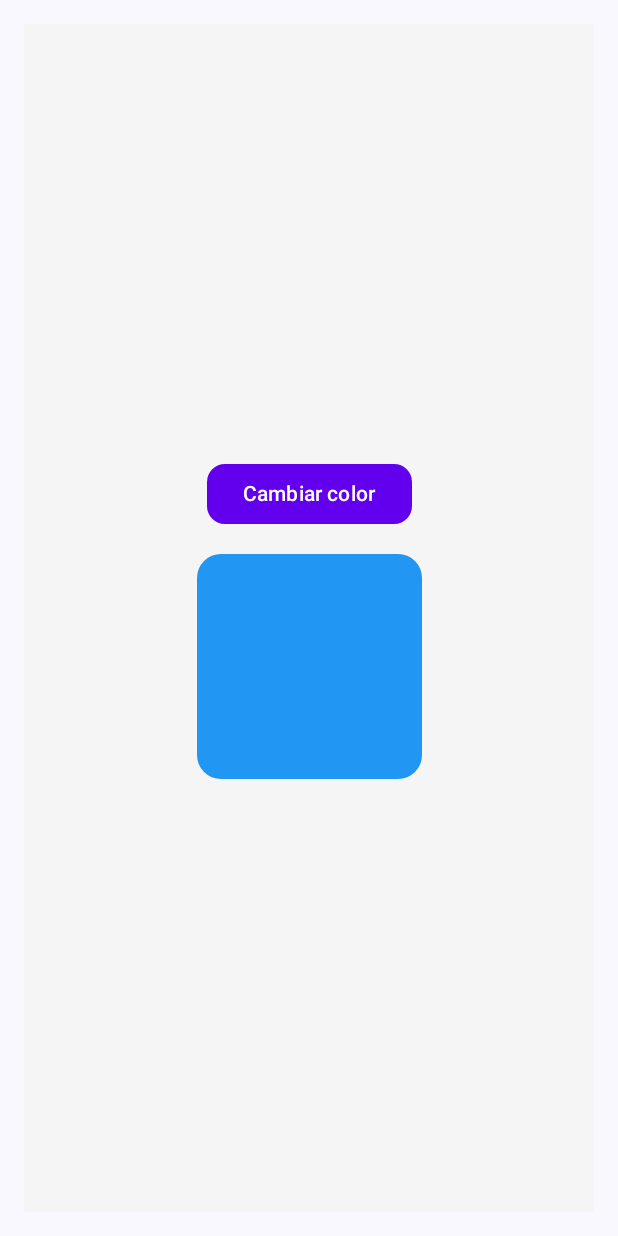
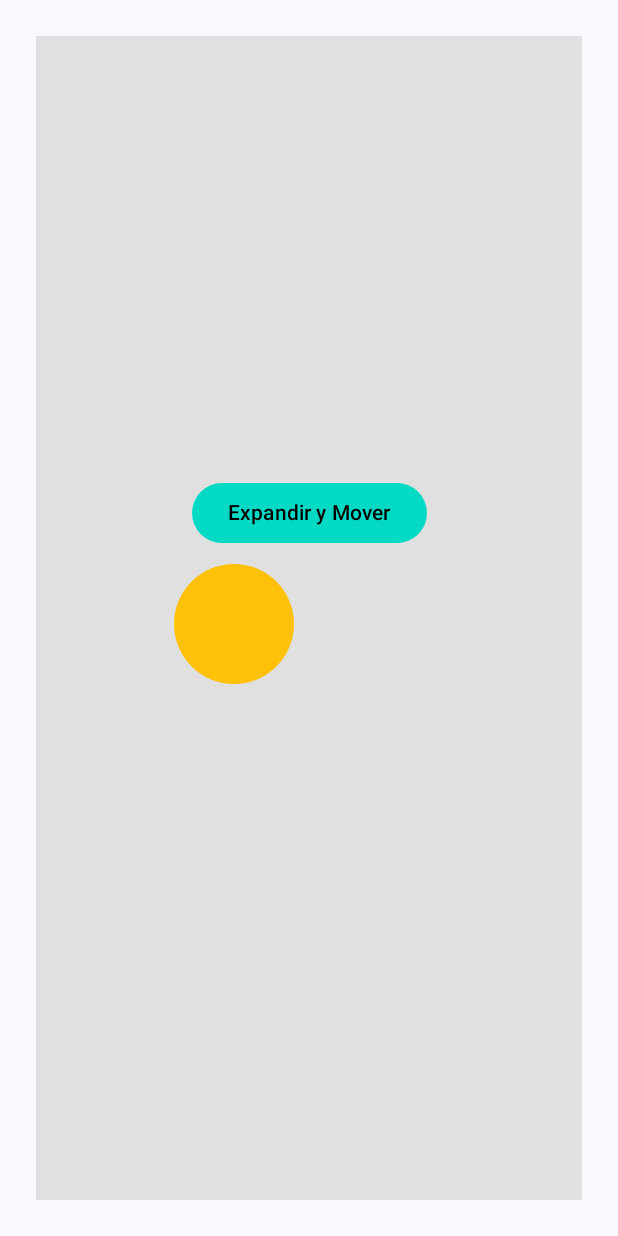
Before and after one commit to JossGab/Lab-13-PM, an Android app built with Jetpack Compose: the screen it shows after launch (MainActivity), on a phone screen of 412 x 824 dp. Run offline under Robolectric (Android 15) with nearby library versions, the phone set to English and light mode, and no system bars.

Commit message:
AnimateDp

```diff
--- /dev/null
+++ b/app/src/main/java/com/example/lab13/AnimateDpAsState.kt
@@ -0,0 +1,62 @@
+package com.example.lab13
+
+import androidx.compose.animation.core.Spring
+import androidx.compose.animation.core.animateDpAsState
+import androidx.compose.animation.core.spring
+import androidx.compose.foundation.background
+import androidx.compose.foundation.layout.*
+import androidx.compose.foundation.shape.CircleShape
+import androidx.compose.foundation.shape.RoundedCornerShape
+import androidx.compose.material3.Button
+import androidx.compose.material3.ButtonDefaults
+import androidx.compose.material3.Surface
+import androidx.compose.material3.Text
+import androidx.compose.runtime.*
+import androidx.compose.ui.Alignment
+import androidx.compose.ui.Modifier
+import androidx.compose.ui.graphics.Color
+import androidx.compose.ui.unit.dp
+@Composable
+fun AnimateDp() {
+    var isExpanded by remember { mutableStateOf(false) }
+    // Animar el tamaño del círculo
+    val circleDiameter by animateDpAsState(
+        targetValue = if (isExpanded) 180.dp else 80.dp,
+        animationSpec = spring(dampingRatio = Spring.DampingRatioLowBouncy),
+        label = "Circle Size Animation"
+    )
+    val offset by animateDpAsState(
+        targetValue = if (isExpanded) 100.dp else (-50).dp,
+        animationSpec = spring(dampingRatio = Spring.DampingRatioLowBouncy),
+        label = "Offset Animation"
+    )
+    Surface(
+        modifier = Modifier
+            .fillMaxSize()
+            .padding(24.dp),
+        color = Color(0xFFE0E0E0)
+    ) {
+        Column(
+            verticalArrangement = Arrangement.spacedBy(20.dp, Alignment.CenterVertically),
+            horizontalAlignment = Alignment.CenterHorizontally
+        ) {
+            Button(
+                onClick = { isExpanded = !isExpanded },
+                colors = ButtonDefaults.buttonColors(
+                    containerColor = Color(0xFF03DAC5),
+                    contentColor = Color.Black
+                ),
+                shape = RoundedCornerShape(20.dp)
+            ) {
+                Text(text = if (isExpanded) "Resetear Movimiento" else "Expandir y Mover")
+            }
+            Spacer(modifier = Modifier.height(20.dp))
+            Box(
+                modifier = Modifier
+                    .offset(x = offset, y = offset)
+                    .size(circleDiameter)
+                    .background(Color(0xFFFFC107), shape = CircleShape)
+            )
+        }
+    }
+}
--- a/app/src/main/java/com/example/lab13/MainActivity.kt
+++ b/app/src/main/java/com/example/lab13/MainActivity.kt
@@ -18,7 +18,7 @@ class MainActivity : ComponentActivity() {
         setContent {
             Lab13Theme {
                 Scaffold(modifier = Modifier.fillMaxSize()) { _ ->
-                    ColorChangeDemo()
+                    AnimateDp(  )
                 }
             }
         }
```
